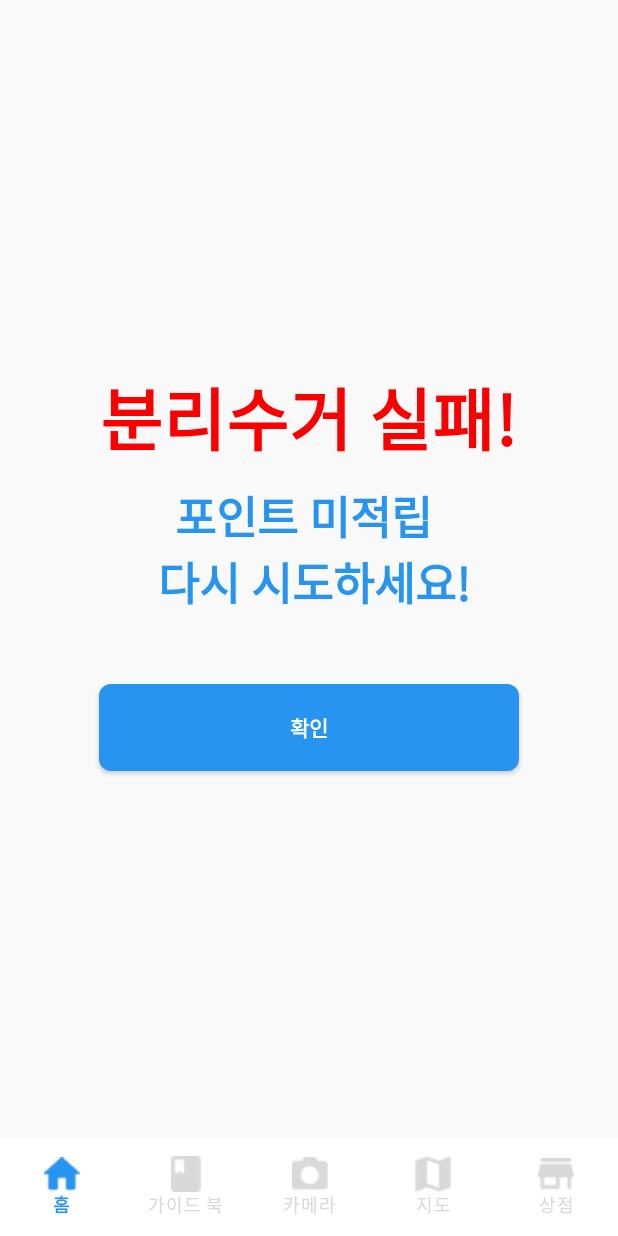
After one commit to Yobunjung/Android-Studio, an Android app: the fragment RecycleFailFragment placed in its activity, on a phone screen of 412 x 824 dp. The commit adds this screen. Run offline under Robolectric (Android 15) with nearby library versions, the phone set to English and light mode, and no system bars; 2 statements that could not run were skipped.

Commit message:
RecycleFail Code Add

```diff
--- a/app/src/main/java/com/eseul/yobunjeong/fragment/QrCodeFragment.kt
+++ b/app/src/main/java/com/eseul/yobunjeong/fragment/QrCodeFragment.kt
@@ -63,8 +63,11 @@ class QrCodeFragment : Fragment() {
         recycleViewModel.recycleStatus.observe(viewLifecycleOwner) { status ->
             if (status != null) {
                 if (status.success) {
-                    // SSE 성공 시 화면 전환
+                    // 성공 시 RecycleCompleteFragment로 이동
                     navigateToRecycleCompleteFragment()
+                } else {
+                    // 실패 시 RecycleFailFragment로 이동
+                    navigateToRecycleFailFragment()
                 }
             }
         }
@@ -81,6 +84,13 @@ class QrCodeFragment : Fragment() {
             .commit()
     }
 
+    private fun navigateToRecycleFailFragment() {
+        requireActivity().supportFragmentManager.beginTransaction()
+            .replace(R.id.fragment_container, RecycleFailFragment())
+            .addToBackStack(null)
+            .commit()
+    }
+
     private fun startCountdownTimer() {
         countDownTimer = object : CountDownTimer(30000, 1000) {
             override fun onTick(millisUntilFinished: Long) {
@@ -92,6 +102,9 @@ class QrCodeFragment : Fragment() {
                 tvExpiration.text = "유효 시간이 만료되었습니다."
                 ivQrCode.setImageBitmap(null)
                 recycleViewModel.stopSse()
+
+                // 실패 화면으로 이동
+                navigateToRecycleFailFragment()
             }
         }.start()
     }
--- /dev/null
+++ b/app/src/main/java/com/eseul/yobunjeong/fragment/RecycleFailFragment.kt
@@ -0,0 +1,29 @@
+package com.eseul.yobunjeong.fragment
+
+import android.annotation.SuppressLint
+import android.os.Bundle
+import android.view.LayoutInflater
+import android.view.View
+import android.view.ViewGroup
+import android.widget.Button
+import androidx.fragment.app.Fragment
+import com.eseul.yobunjeong.R
+
+class RecycleFailFragment : Fragment() {
+
+    @SuppressLint("MissingInflatedId")
+    override fun onCreateView(
+        inflater: LayoutInflater, container: ViewGroup?,
+        savedInstanceState: Bundle?
+    ): View? {
+        val view = inflater.inflate(R.layout.fragment_recycle_fail, container, false)
+        val btnRetry: Button = view.findViewById(R.id.btnRetry)
+
+        btnRetry.setOnClickListener {
+            // 뒤로가기 처리
+            requireActivity().supportFragmentManager.popBackStack()
+        }
+
+        return view
+    }
+}
--- a/app/src/main/res/layout/fragment_recycle_complete.xml
+++ b/app/src/main/res/layout/fragment_recycle_complete.xml
@@ -4,6 +4,7 @@
     android:layout_height="match_parent"
     android:orientation="vertical"
     android:gravity="center"
+    android:background="@color/backgroundColor"
     android:padding="16dp">
 
     <TextView
--- /dev/null
+++ b/app/src/main/res/layout/fragment_recycle_fail.xml
@@ -0,0 +1,42 @@
+<LinearLayout
+    xmlns:android="http://schemas.android.com/apk/res/android"
+    android:layout_width="match_parent"
+    android:layout_height="match_parent"
+    android:orientation="vertical"
+    android:gravity="center"
+    android:background="@color/backgroundColor"
+    android:padding="16dp">
+
+    <TextView
+        android:id="@+id/recycle_done"
+        android:layout_width="wrap_content"
+        android:layout_height="wrap_content"
+        android:text="분리수거 실패!"
+        android:textColor="#FB0000"
+        android:textStyle="bold"
+        android:textSize="45sp"
+        android:gravity="center"/>
+
+    <TextView
+        android:id="@+id/tvMessage"
+        android:layout_width="wrap_content"
+        android:layout_height="wrap_content"
+        android:text="포인트 미적립 \n 다시 시도하세요!"
+        android:textColor="@color/mainColor"
+        android:textStyle="bold"
+        android:textSize="30sp"
+        android:gravity="center"
+        android:layout_marginTop="10dp"
+        android:layout_marginBottom="16dp" />
+
+
+    <android.widget.Button
+        android:id="@+id/btnRetry"
+        android:layout_width="280dp"
+        android:layout_height="58dp"
+        android:layout_marginTop="30dp"
+        android:text="확인"
+        android:textStyle="bold"
+        android:background="@drawable/button_rounded_corner_rectangle"
+        android:textColor="@color/white" />
+</LinearLayout>
```
